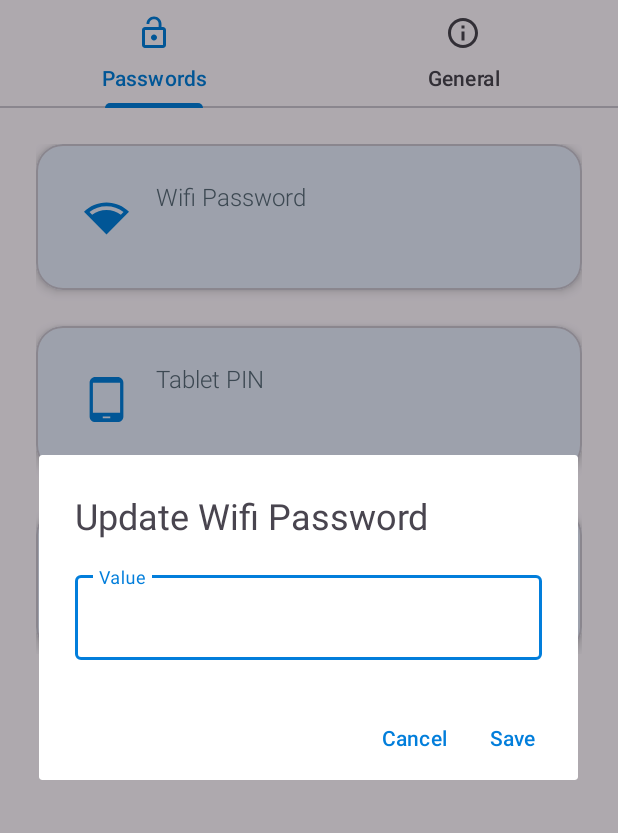
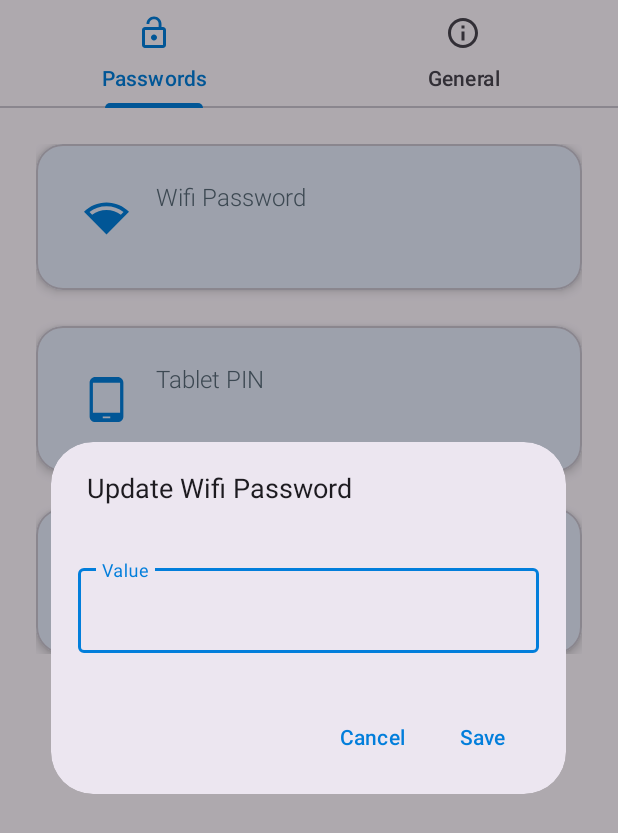
Before and after one commit to aswinthomas/Reminders_Android, an Android app: the screen it shows after launch (MainActivity), after a tap on "Wifi Password", on a phone screen of 412 x 824 dp. Shown: the top 833 px of the screen. Run offline under Robolectric (Android 15) with nearby library versions, the phone set to English and light mode, and no system bars.

Commit message:
use MaterialAlertDialog

```diff
--- a/app/src/main/java/editvalue/EditValueFragment.kt
+++ /dev/null
@@ -1,82 +0,0 @@
-package editvalue
-
-import android.app.Dialog
-import android.content.Context
-import android.content.Intent
-import android.content.SharedPreferences
-import android.os.Build
-import android.os.Bundle
-import android.view.LayoutInflater
-import android.view.View
-import android.view.ViewGroup
-import androidx.appcompat.app.AlertDialog
-import androidx.core.content.edit
-import androidx.fragment.app.DialogFragment
-import androidx.fragment.app.setFragmentResult
-import com.aswindev.remindersapp.databinding.DialogUpdateBinding
-import passwords.PasswordsFragment
-import java.io.Serializable
-
-const val INTENT_EXTRA_SCREEN_DATA = "screen_data"
-
-
-fun <T : Serializable> Bundle.getSerializableCompat(key: String, clazz: Class<T>): T? {
-    return if (Build.VERSION.SDK_INT >= Build.VERSION_CODES.TIRAMISU) {
-        this.getSerializable(key, clazz)
-    } else {
-        this.getSerializable(key) as T?
-    }
-}
-
-class EditValueFragment : DialogFragment() {
-    companion object {
-        fun newInstance(screenData: ScreenData): EditValueFragment {
-            val args = Bundle().apply {
-                putSerializable(INTENT_EXTRA_SCREEN_DATA, screenData)
-            }
-            return EditValueFragment().apply {
-                arguments = args
-            }
-        }
-    }
-    private lateinit var binding: DialogUpdateBinding
-    private val screenData: ScreenData by lazy {
-        arguments?.getSerializableCompat(INTENT_EXTRA_SCREEN_DATA, ScreenData::class.java) as ScreenData
-    }
-    private val valuePreferences: SharedPreferences? by lazy {
-        activity?.getSharedPreferences(screenData.sharedPreferencesName, Context.MODE_PRIVATE)
-    }
-
-
-    override fun onCreateDialog(savedInstanceState: Bundle?): Dialog {
-        // Inflate the layout for the dialog
-        binding = DialogUpdateBinding.inflate(layoutInflater)
-
-        // Use the Builder class for convenient dialog construction
-        val builder = AlertDialog.Builder(requireActivity()).apply {
-            setView(binding.root) // Set the custom layout
-            setPositiveButton("Save") { dialog, id ->
-                val newValue = binding.editText.text.toString()
-                saveValue(newValue)
-            }
-            setNegativeButton("Cancel") { dialog, id ->
-                dialog.cancel()
-            }
-        }
-        val data = valuePreferences?.getString(screenData.title, null)
-        binding.editText.setText(data)
-        val fullTitle = "Update ${screenData.title}"
-        binding.textViewTitle.text = fullTitle
-        // Create the AlertDialog object and return it
-        return builder.create()
-    }
-
-    private fun saveValue(newValue: String) {
-        valuePreferences?.edit {
-            putString(screenData.title, newValue)
-        }
-    }
-
-
-    data class ScreenData(val title: String, val sharedPreferencesName: String) : Serializable
-}
--- a/app/src/main/java/passwords/PasswordsFragment.kt
+++ b/app/src/main/java/passwords/PasswordsFragment.kt
@@ -1,13 +1,17 @@
 package passwords
 
 import android.content.Context
+import android.content.SharedPreferences
 import android.os.Bundle
 import android.view.LayoutInflater
 import android.view.View
 import android.view.ViewGroup
+import androidx.core.content.edit
 import androidx.fragment.app.Fragment
+import com.aswindev.remindersapp.databinding.DialogUpdateBinding
 import com.aswindev.remindersapp.databinding.FragmentPasswordsBinding
-import editvalue.EditValueFragment
+import com.google.android.material.dialog.MaterialAlertDialogBuilder
+
 
 class PasswordsFragment : Fragment() {
     companion object {
@@ -16,7 +20,11 @@ class PasswordsFragment : Fragment() {
         const val BIKE_STR = "Bike Lock"
         const val TABLET_STR = "Tablet PIN"
     }
+
     private lateinit var binding: FragmentPasswordsBinding
+    private val preferences: SharedPreferences by lazy {
+        requireActivity().getSharedPreferences(FILENAME, Context.MODE_PRIVATE)
+    }
 
     override fun onCreateView(inflater: LayoutInflater, container: ViewGroup?, savedInstanceState: Bundle?): View? {
         binding = FragmentPasswordsBinding.inflate(inflater, container, false)
@@ -34,9 +42,24 @@ class PasswordsFragment : Fragment() {
         binding.containerTablet.setOnClickListener { launchPasswordEditScreen(TABLET_STR) }
     }
 
-    private fun launchPasswordEditScreen(title: String) {
-        val dialog = EditValueFragment.newInstance(EditValueFragment.ScreenData(title, FILENAME))
-        dialog.show(parentFragmentManager, "UpdateDialog")
+    private fun launchPasswordEditScreen(record: String) {
+        val title = "Update $record"
+        val dialogBinding = DialogUpdateBinding.inflate(requireActivity().layoutInflater)
+        dialogBinding.editText.setText(preferences.getString(record, null))
+        MaterialAlertDialogBuilder(requireContext())
+            .setTitle(title)
+            .setView(dialogBinding.root)
+            .setPositiveButton("Save") { _, _ ->
+                preferences.edit {
+                    putString(
+                        record,
+                        dialogBinding.editText.text.toString()
+                    )
+                }
+                displayValues()
+            }
+            .setNegativeButton("Cancel") { _, _ -> }
+            .show()
     }
 
     override fun onResume() {
@@ -45,9 +68,8 @@ class PasswordsFragment : Fragment() {
     }
 
     private fun displayValues() {
-        val valuePreferences = requireContext().getSharedPreferences(FILENAME, Context.MODE_PRIVATE)
-        binding.textViewWifiValue.text = valuePreferences.getString(WIFI_STR, null)
-        binding.textViewBikeValue.text = valuePreferences.getString(BIKE_STR, null)
-        binding.textViewTabletValue.text = valuePreferences.getString(TABLET_STR, null)
+        binding.textViewWifiValue.text = preferences.getString(WIFI_STR, null)
+        binding.textViewBikeValue.text = preferences.getString(BIKE_STR, null)
+        binding.textViewTabletValue.text = preferences.getString(TABLET_STR, null)
     }
 }
--- a/app/src/main/res/layout/dialog_update.xml
+++ b/app/src/main/res/layout/dialog_update.xml
@@ -4,15 +4,7 @@
     android:layout_width="match_parent"
     android:layout_height="match_parent"
     android:orientation="vertical"
-    android:padding="24dp">
-
-    <TextView
-        android:id="@+id/text_view_title"
-        android:layout_width="match_parent"
-        android:layout_height="wrap_content"
-        android:textSize="24sp"
-        android:layout_gravity="center_horizontal"
-        android:text="Update Example Password" />
+    android:padding="18dp">
 
     <com.google.android.material.textfield.TextInputLayout
         android:id="@+id/text_input_layout"
--- /dev/null
+++ b/app/src/main/res/values-night/colors.xml
@@ -0,0 +1,4 @@
+<?xml version="1.0" encoding="utf-8"?>
+<resources>
+    <color name="blue">#4E93C7</color>
+</resources>
--- a/app/src/main/res/values-night/themes.xml
+++ b/app/src/main/res/values-night/themes.xml
@@ -2,6 +2,7 @@
     <!-- Base application theme. -->
     <style name="Base.Theme.RemindersApp" parent="Theme.Material3.DayNight.NoActionBar">
         <!-- Customize your dark theme here. -->
-        <!-- <item name="colorPrimary">@color/my_dark_primary</item> -->
+        <item name="colorPrimary">@color/blue</item>
+        <item name="colorOnBackground">@color/white</item>
     </style>
 </resources>
```
Also changed, not shown: app/src/main/java/general/GeneralFragment.kt (+35 -10 lines), 5 other files.
